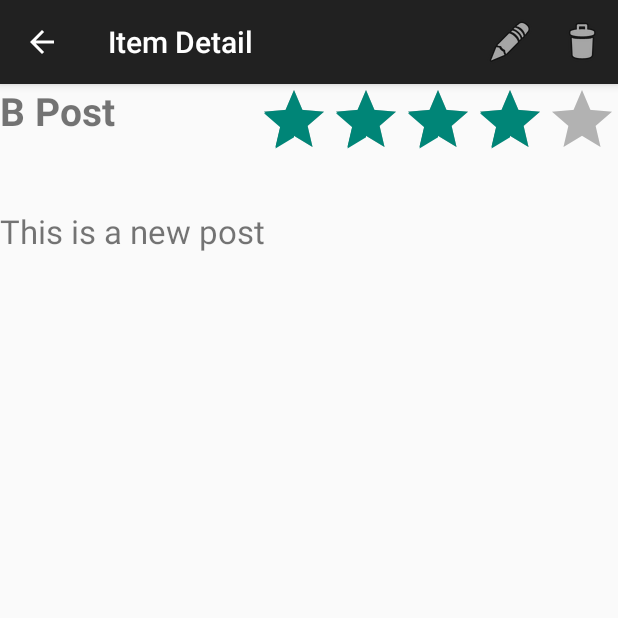
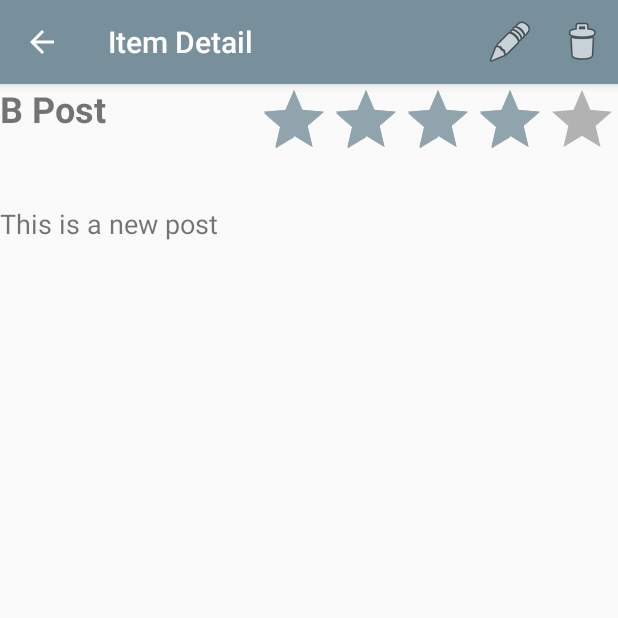
Before and after one commit to Krkan/TNM082-Labb, an Android app: the screen it shows after launch (ItemDetailActivity), after a tap on "B Post", on a phone screen of 412 x 824 dp, the top half of it. Run offline under Robolectric (Android 15) with nearby library versions, the phone set to English and light mode, and no system bars; 1 other tap on this screen came first.

Commit message:
Themes ska vara klart

```diff
--- a/app/src/main/java/com/example/izmir/labb/ItemListFragment.java
+++ b/app/src/main/java/com/example/izmir/labb/ItemListFragment.java
@@ -590,8 +590,9 @@ return true;
         public void onDestroyActionMode(ActionMode mode) {
             //fm.popBackStack();
             // ft.replace(R.id.item_detail_container, frag).addToBackStack(null).commit();
-            setActivatedPosition(ListView.INVALID_POSITION);
-            mActionMode = null;
+           // setActivatedPosition(ListView.INVALID_POSITION);
+            //mActionMode = null;
+            mActionMode.finish();
         }
 
 
--- /dev/null
+++ b/app/src/main/res/drawable/listitem_background.xml
@@ -0,0 +1,9 @@
+<?xml version="1.0" encoding="utf-8"?>
+<selector xmlns:android="http://schemas.android.com/apk/res/android">
+
+    <item android:state_activated="true" android:drawable="@color/my_blue" />
+
+    <item android:state_pressed="true" android:drawable="@color/my_blue" />
+   <!-- <item android:drawable="@android:color/transparent" />-->
+
+</selector>
--- a/app/src/main/res/layout/fragment_item_detail.xml
+++ b/app/src/main/res/layout/fragment_item_detail.xml
@@ -19,7 +19,7 @@
         android:layout_alignParentTop="true"
         android:layout_alignParentLeft="true"
         android:layout_alignParentStart="true"
-        android:textSize="26dp"
+        android:textSize="@dimen/abc_text_size_headline_material"
         android:textStyle="bold"
         />
 
@@ -31,7 +31,7 @@
         android:layout_alignParentLeft="true"
         android:layout_alignParentStart="true"
         android:layout_marginTop="48dp"
-        android:textSize="22dp"
+        android:textSize="@dimen/abc_text_size_medium_material"
         />
 
 </RelativeLayout>
--- a/app/src/main/res/menu/menu_file_b.xml
+++ b/app/src/main/res/menu/menu_file_b.xml
@@ -14,6 +14,4 @@
         android:title="@string/delete"
         Labb:showAsAction="always"
         />
-
-
 </menu>
--- /dev/null
+++ b/app/src/main/res/values/colors.xml
@@ -0,0 +1,6 @@
+<?xml version="1.0" encoding="utf-8"?>
+<resources>
+
+    <color name="my_blue">#90A4AE</color>
+
+</resources>
--- a/app/src/main/res/values/styles.xml
+++ b/app/src/main/res/values/styles.xml
@@ -3,6 +3,18 @@
     <!-- Base application theme. -->
     <style name="AppTheme" parent="Theme.AppCompat.Light.DarkActionBar">
         <!-- Customize your theme here. -->
+
+<item name="colorPrimaryDark">#546E7A</item>
+        <item name="colorPrimary">#78909C</item>
+<item name="colorAccent">#90A4AE</item>
+        <item name="android:activatedBackgroundIndicator">@drawable/listitem_background</item>
+
+
     </style>
 
+
+
+
+
+
 </resources>
```
